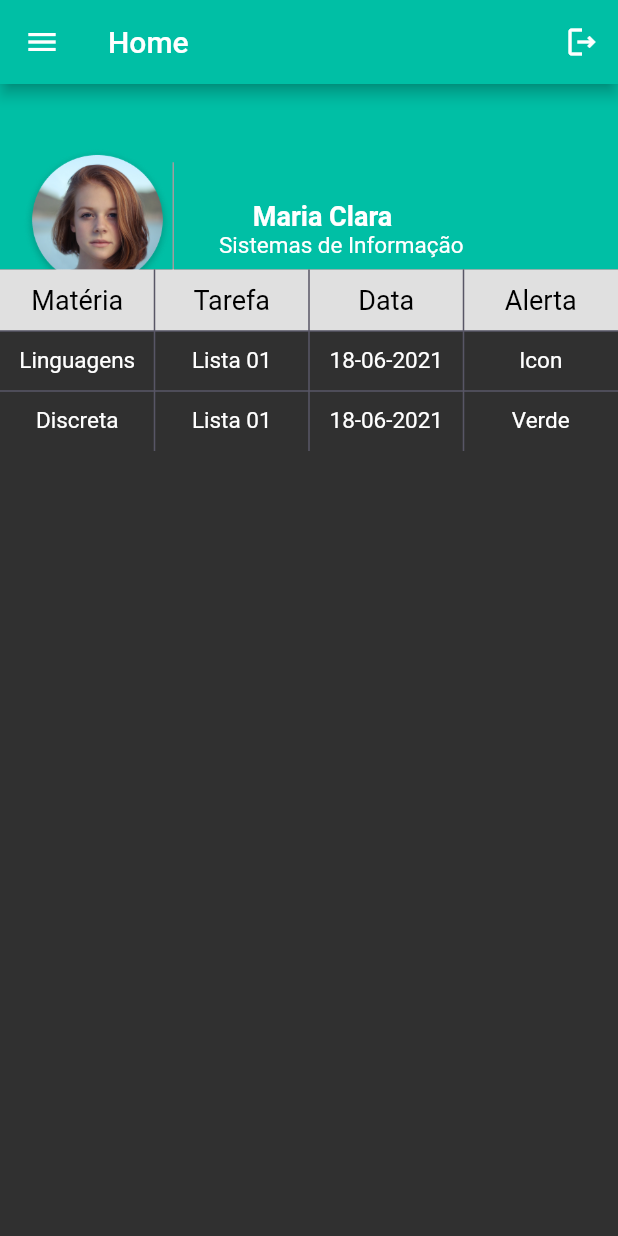
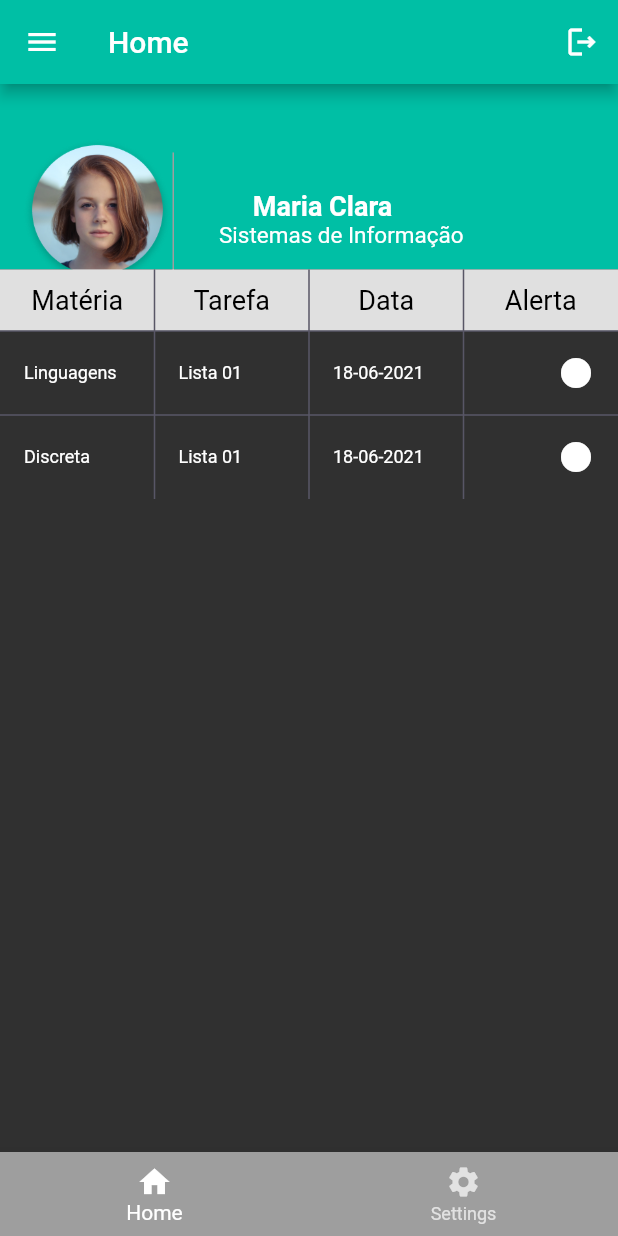
Before and after one commit to RafaelaSMiranda/help_students_PDM, a Flutter app: the HomePage screen opened by its route, on a phone screen of 412 x 824 dp. Run offline on Flutter 3.47's test engine with Material 2 defaults, Android fonts, the phone set to English and light mode, and no system bars.

Commit message:
Continuação da tela home (tabela)

```diff
--- a/lib/modulos/components/criar_table.widget.dart
+++ b/lib/modulos/components/criar_table.widget.dart
@@ -25,7 +25,7 @@ class CriarTableWidget extends StatelessWidget {
         criarLinha(
           "Linguagens,Lista 01,18-06-2021,Icon",
         ),
-        criarLinha("Discreta,Lista 01,18-06-2021,Verde"),
+        criarLinha("Discreta,Lista 01,18-06-2021,Icon"),
       ],
     );
   }
@@ -50,14 +50,15 @@ criarTitulo(String listaNomes) {
 criarLinha(String listaNomes) {
   return TableRow(
     children: listaNomes.split(',').map((name) {
-      return Container(
-        alignment: Alignment.center,
-        child: Text(
-          name,
-          style: TextStyle(fontSize: 15),
-        ),
-        padding: const EdgeInsets.only(top: 11, bottom: 11),
-      );
+      if (name == "Icon") {
+        return new ListTile(
+          trailing: new Icon(Icons.circle),
+        );
+      } else {
+        return new ListTile(
+          title: new Text(name, style: TextStyle(fontSize: 12)),
+        );
+      }
     }).toList(),
   );
 }
--- a/lib/modulos/home/home_page.dart
+++ b/lib/modulos/home/home_page.dart
@@ -93,7 +93,7 @@ class _HomePageState extends State<HomePage> {
               color: AppColors.primary,
             ),
             Positioned(
-              bottom: size.height * 0.76,
+              bottom: size.height * 0.70,
               child: Row(
                 children: <Widget>[
                   Padding(
@@ -135,6 +135,19 @@ class _HomePageState extends State<HomePage> {
           ],
         ),
       ),
+      bottomNavigationBar: BottomNavigationBar(
+        backgroundColor: Colors.grey[500],
+        items: [
+          BottomNavigationBarItem(
+            icon: Icon(Icons.home),
+            title: Text('Home'),
+          ),
+          BottomNavigationBarItem(
+            icon: Icon(Icons.settings),
+            title: Text('Settings'),
+          )
+        ],
+      ),
     );
   }
 }
```
